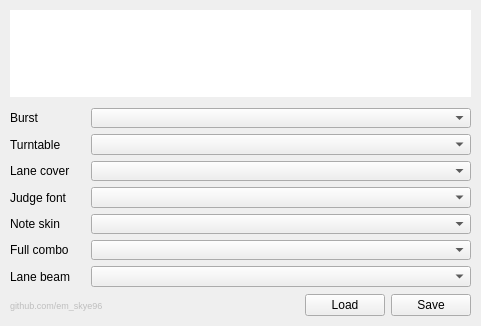
emskye96/2dxcustomize, file src/main_window.ui: the form before one commit.
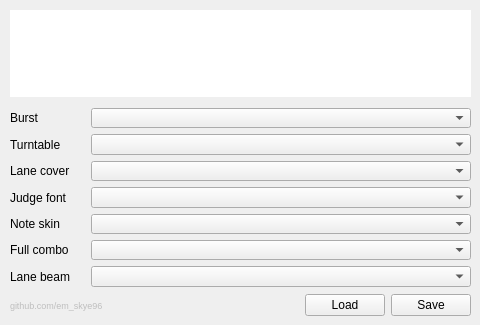
The form after the commit. Icons and pictures are not drawn.

Commit message: Use minimumSize & maximumSize rather than calling setFixedSize.

```diff
--- a/src/main_window.ui
+++ b/src/main_window.ui
@@ -6,10 +6,22 @@
    <rect>
     <x>0</x>
     <y>0</y>
-    <width>481</width>
-    <height>326</height>
+    <width>480</width>
+    <height>325</height>
    </rect>
   </property>
+  <property name="minimumSize">
+   <size>
+    <width>480</width>
+    <height>325</height>
+   </size>
+  </property>
+  <property name="maximumSize">
+   <size>
+    <width>480</width>
+    <height>325</height>
+   </size>
+  </property>
   <property name="windowTitle">
    <string>2dxcustomize</string>
   </property>
```
The commit also changes 3 other files.
